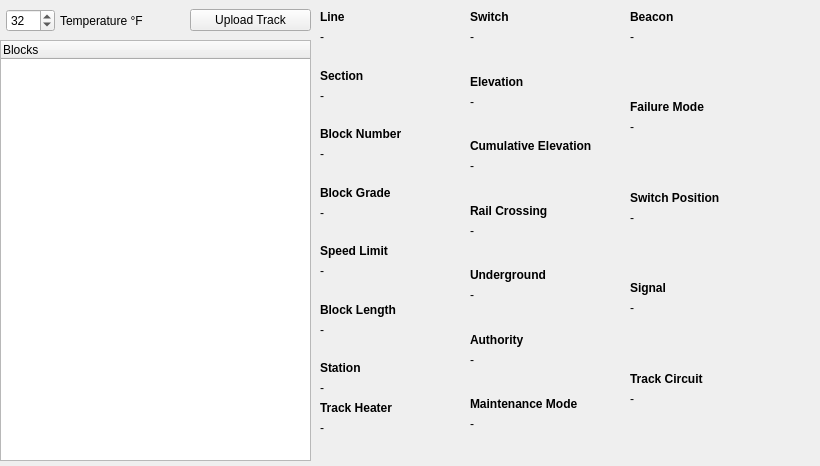
ece1140thebteam/train_system_sim, file track_model/track_model_qc/form.ui: the form before one commit.
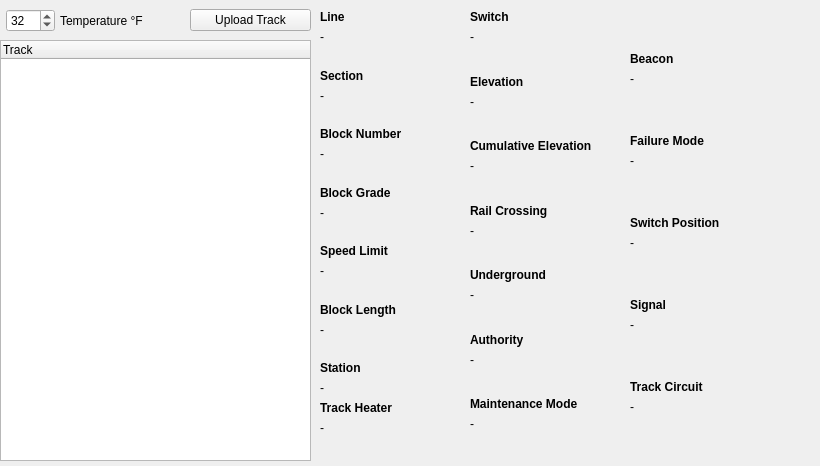
The form after the commit.

Commit message: track model revamp

What changed in the file:
```diff
--- a/track_model/track_model_qc/form.ui
+++ b/track_model/track_model_qc/form.ui
@@ -404,7 +404,7 @@
         </property>
         <column>
          <property name="text">
-          <string>Blocks</string>
+          <string>Track</string>
          </property>
         </column>
        </widget>
@@ -845,6 +845,19 @@
     <property name="bottomMargin">
      <number>10</number>
     </property>
+    <item>
+     <spacer name="verticalSpacer_19">
+      <property name="orientation">
+       <enum>Qt::Vertical</enum>
+      </property>
+      <property name="sizeHint" stdset="0">
+       <size>
+        <width>20</width>
+        <height>40</height>
+       </size>
+      </property>
+     </spacer>
+    </item>
     <item>
      <widget class="QLabel" name="blockGradeTitle_30">
       <property name="maximumSize">
```
The commit also changes 24 other files.
